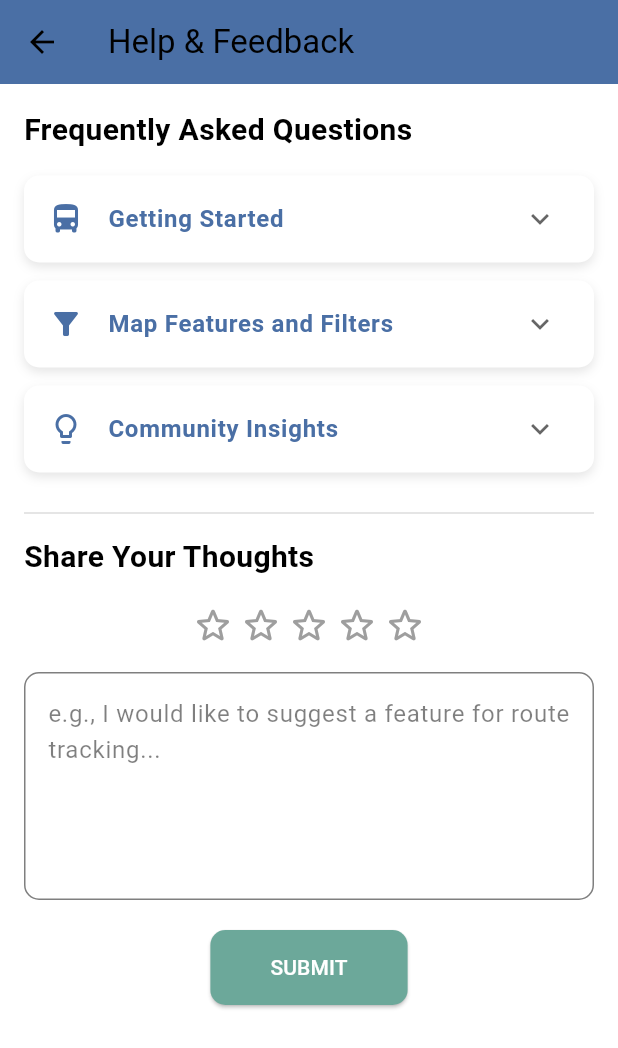
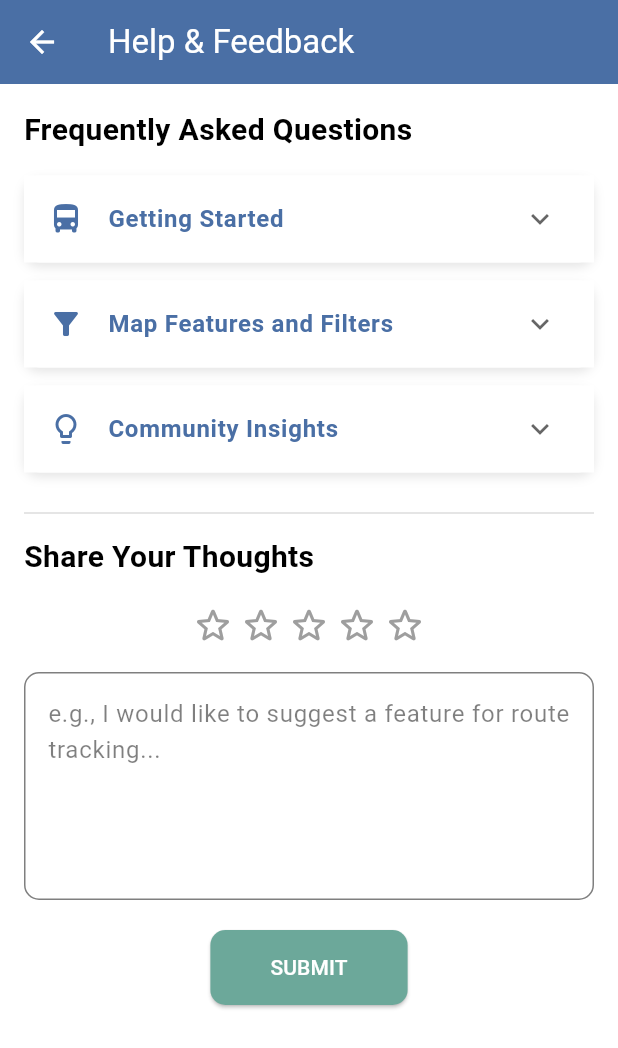
Before and after one commit to charissejamien/ZapacV2, a Flutter app: the HelpAndFeedbackPage screen opened directly, on a phone screen of 412 x 824 dp. Shown: the top 1048 px of the screen. Run offline on Flutter 3.47's test engine with Material 3 defaults, Android fonts, the phone set to English and light mode, and no system bars; our stand-ins replace cloud_firestore, firebase_auth, firebase_core, geolocator, google_fonts, google_maps_flutter and 3 more; missing offline and left inert: flutter_polyline_points; accounts and stored records are empty.

Commit message:
Enhance UI: Update AppBar titles in About and Help & Feedback pages to use white text color for better visibility

```diff
--- a/lib/settings/about_page.dart
+++ b/lib/settings/about_page.dart
@@ -10,7 +10,8 @@ class AboutPage extends StatelessWidget {
 
     return Scaffold(
       appBar: AppBar(
-        title: const Text('About Zapac'),
+        title: const Text('About Zapac',
+        style:TextStyle(color: Colors.white)),
         backgroundColor: cs.primary,
         iconTheme: const IconThemeData(color: Colors.white),
       ),
--- a/lib/settings/help_feedback_page.dart
+++ b/lib/settings/help_feedback_page.dart
@@ -125,8 +125,14 @@ class _HelpAndFeedbackPageState extends State<HelpAndFeedbackPage> {
             ),
           ],
         ),
-        child: ClipRRect(
-          borderRadius: BorderRadius.circular(10),
+        child: Material(
+          color: cs.surface,
+          child: Theme(
+            data: Theme.of(context).copyWith(
+              dividerColor: Colors.transparent,
+              splashColor: Colors.transparent,
+              highlightColor: Colors.transparent,
+            ),
             child: ExpansionTile(
               key: PageStorageKey(category.title),
               title: Text(
@@ -136,7 +142,10 @@ class _HelpAndFeedbackPageState extends State<HelpAndFeedbackPage> {
               leading: Icon(category.icon, color: cs.primary),
               collapsedIconColor: cs.onSurface.withOpacity(0.6),
               iconColor: cs.primary,
-            children: category.questions.map((item) => _buildQuestionDropdown(context, cs, item)).toList(),
+              children: category.questions
+                  .map((item) => _buildQuestionDropdown(context, cs, item))
+                  .toList(),
+            ),
           ),
         ),
       ),
@@ -202,8 +211,12 @@ class _HelpAndFeedbackPageState extends State<HelpAndFeedbackPage> {
 
     return Scaffold(
       appBar: AppBar(
-        title: const Text('Help & Feedback'),
+        title: const Text('Help & Feedback',
+        style: TextStyle(
+          color: Colors.white
+          ),),
         backgroundColor: cs.primary,
+        iconTheme: IconThemeData(color: Colors.white),
       ),
       body: SingleChildScrollView(
         padding: const EdgeInsets.all(16.0),
```
Lines whose indentation alone changed are shown as unchanged.
